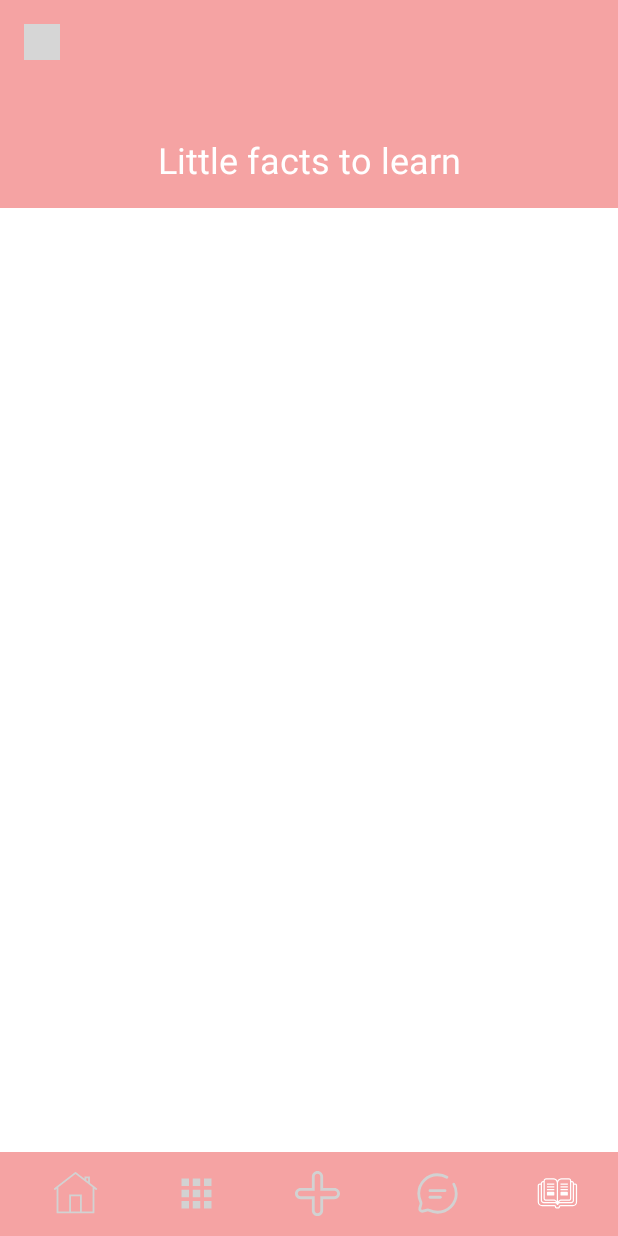
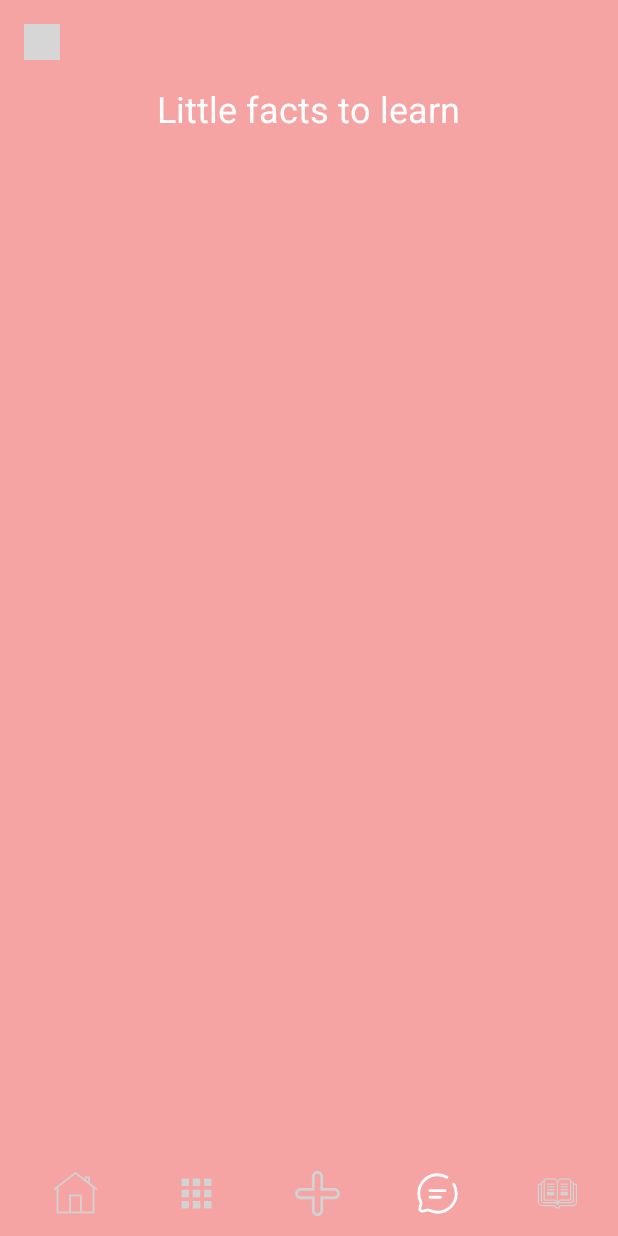
Before and after one commit to AlexandraGruia/ApplicationInAndroidStudioUsingKotlin, an Android app built with Jetpack Compose: the AdviceActivity screen opened directly, with no data from a screen before it, on a phone screen of 412 x 824 dp. Run offline under Robolectric (Android 15) with nearby library versions, the phone set to English and light mode, and no system bars; 2 statements that could not run were skipped; grey boxes are pictures that could not be loaded.

Commit message:
commit 12

```diff
--- a/app/src/main/java/com/example/myapplication/AdviceActivity.kt
+++ b/app/src/main/java/com/example/myapplication/AdviceActivity.kt
@@ -1,5 +1,6 @@
 package com.example.myapplication
 
+import android.content.Context
 import android.content.Intent
 import android.os.Bundle
 import android.util.Log
@@ -12,19 +13,18 @@ import com.google.android.material.bottomnavigation.BottomNavigationView
 
 class AdviceActivity : ComponentActivity() {
 
-    private lateinit var recyclerView: RecyclerView
-    private lateinit var adviceAdapter: AdviceAdapter
-
     override fun onCreate(savedInstanceState: Bundle?) {
         super.onCreate(savedInstanceState)
         setContentView(R.layout.activity_advice)
 
-        val settingsIcon = findViewById<ImageView>(R.id.settingsIcon)
+        val recyclerView = findViewById<RecyclerView>(R.id.recyclerAdviceView)
+        recyclerView.layoutManager = LinearLayoutManager(this)
+
         val bottomNavigationView = findViewById<BottomNavigationView>(R.id.bottomNavigation)
-        bottomNavigationView.selectedItemId = R.id.bottom_advice
+        bottomNavigationView.selectedItemId = R.id.bottom_chat
         bottomNavigationView.setOnItemSelectedListener { item: MenuItem ->
             when (item.itemId) {
-                R.id.bottom_advice -> return@setOnItemSelectedListener true
+                R.id.bottom_chat -> return@setOnItemSelectedListener true
                 R.id.bottom_home -> {
                     startActivity(
                         Intent(
@@ -47,17 +47,6 @@ class AdviceActivity : ComponentActivity() {
                     return@setOnItemSelectedListener true
                 }
 
-                R.id.bottom_chat -> {
-                    startActivity(
-                        Intent(
-                            applicationContext,
-                            ChatActivity::class.java
-                        )
-                    )
-                    finish()
-                    return@setOnItemSelectedListener true
-                }
-
                 R.id.bottom_album -> {
                     startActivity(
                         Intent(
@@ -69,38 +58,52 @@ class AdviceActivity : ComponentActivity() {
                     return@setOnItemSelectedListener true
                 }
 
+                R.id.bottom_advice -> {
+                    startActivity(
+                        Intent(
+                            applicationContext,
+                            AdviceActivity::class.java
+                        )
+                    )
+                    finish()
+                    return@setOnItemSelectedListener true
+                }
+
             }
             false
         }
 
+        val settingsIcon = findViewById<ImageView>(R.id.settingsIcon)
         settingsIcon.setOnClickListener {
             val intent = Intent(this, SettingsActivity::class.java)
 
             startActivity(intent)
         }
 
-        recyclerView = findViewById(R.id.recyclerViewForum)
-        recyclerView.layoutManager = LinearLayoutManager(this)
+        val sharedPrefs = getSharedPreferences("AdviceApp", Context.MODE_PRIVATE)
+        val allEntries = sharedPrefs.all
+        val adviceList = mutableListOf<Advice>()
 
-        val adviceList = listOf(
-            Advice("Tip 1", "Learn Kotlin!","t"),
-            Advice("Tip 2", "Understand Android lifecycle.","t"),
-            Advice("Tip 3", "Use RecyclerView for lists.","t")
-        )
+        for ((key, value) in allEntries) {
+            if (key.endsWith("_title")) {
+                val adviceId = key.removeSuffix("_title")
+                val title = value.toString()
+                val fullDescription = sharedPrefs.getString("${adviceId}_description", "") ?: ""
+                val shortDescription = if (fullDescription.length > 50) {
+                    "${fullDescription.substring(0, 50)}..."
+                } else {
+                    fullDescription
+                }
 
-        adviceAdapter = AdviceAdapter(adviceList) { advice ->
-            if (advice.title.isNotEmpty() && advice.fullContent.isNotEmpty()) {
-                val intent = Intent(this, AdviceDetailActivity::class.java).apply {
-                    putExtra("title", advice.title)
-                    putExtra("description", advice.description)
-                    putExtra("fullContent", advice.fullContent)
-                }
-                startActivity(intent)
-            } else {
-                Log.e("AdviceActivity", "Datele sunt invalide: Titlu sau conținut lipsă")
+                adviceList.add(Advice(title, shortDescription, fullDescription))
             }
         }
-
-        recyclerView.adapter = adviceAdapter
+        recyclerView.adapter = AdviceAdapter(adviceList) { advice ->
+            val intent = Intent(this, AdviceDetailActivity::class.java)
+            intent.putExtra("title", advice.title)
+            intent.putExtra("description", advice.shortDescription)
+            intent.putExtra("fullContent", advice.fullContent)
+            startActivity(intent)
+        }
     }
 }
--- a/app/src/main/java/com/example/myapplication/MainActivity.kt
+++ b/app/src/main/java/com/example/myapplication/MainActivity.kt
@@ -36,9 +36,8 @@ class MainActivity : ComponentActivity() {
 
         val savedEmail = sharedPreferences.getString("email", null)
         if (savedEmail != null) {
-            // If email is saved, show greeting message and ask for password only
             greetingText.setText("Glad to see you again, $savedEmail")
-            emailInput.setText(savedEmail) // Pre-fill email
+            emailInput.setText(savedEmail)
             passwordInput.requestFocus()
         }
 
--- a/app/src/main/res/layout/activity_advice.xml
+++ b/app/src/main/res/layout/activity_advice.xml
@@ -1,4 +1,3 @@
-<?xml version="1.0" encoding="utf-8"?>
 <androidx.constraintlayout.widget.ConstraintLayout xmlns:android="http://schemas.android.com/apk/res/android"
     xmlns:tools="http://schemas.android.com/tools"
     xmlns:app="http://schemas.android.com/apk/res-auto"
@@ -15,7 +14,18 @@
         android:src="@drawable/icon_setting"
         android:contentDescription="Settings Icon"
         app:layout_constraintTop_toTopOf="parent"
-        app:layout_constraintStart_toStartOf="parent"/>
+        app:layout_constraintStart_toStartOf="parent" />
+
+    <LinearLayout
+        android:id="@+id/contentLayer"
+        android:layout_width="0dp"
+        android:layout_height="0dp"
+        android:orientation="vertical"
+        app:layout_constraintTop_toBottomOf="@id/settingsIcon"
+        app:layout_constraintStart_toStartOf="parent"
+        app:layout_constraintEnd_toEndOf="parent"
+        app:layout_constraintBottom_toTopOf="@id/bottomNavigation"
+        android:padding="16dp">
 
         <TextView
             android:id="@+id/adviceTitle"
@@ -25,21 +35,16 @@
             android:textSize="24sp"
             android:textColor="@color/white"
             android:gravity="center"
-        app:layout_constraintTop_toBottomOf="@id/settingsIcon"
-        app:layout_constraintStart_toStartOf="parent"
-        app:layout_constraintEnd_toEndOf="parent"
-        android:layout_marginTop="50dp"/>
+            android:layout_gravity="center_horizontal"
+            android:layout_marginBottom="16dp" />
 
         <androidx.recyclerview.widget.RecyclerView
-        android:id="@+id/recyclerViewForum"
-        android:layout_width="0dp"
+            android:id="@+id/recyclerAdviceView"
+            android:layout_width="match_parent"
             android:layout_height="0dp"
-        android:layout_marginTop="16dp"
-        app:layout_constraintTop_toBottomOf="@id/adviceTitle"
-        app:layout_constraintStart_toStartOf="parent"
-        app:layout_constraintEnd_toEndOf="parent"
-        app:layout_constraintBottom_toTopOf="@id/bottomNavigation"
-        android:background="@android:color/white"/>
+            android:layout_weight="1"
+            tools:listitem="@layout/item_advice" />
+    </LinearLayout>
 
     <com.google.android.material.bottomnavigation.BottomNavigationView
         android:id="@+id/bottomNavigation"
```
Lines whose indentation alone changed are shown as unchanged.
